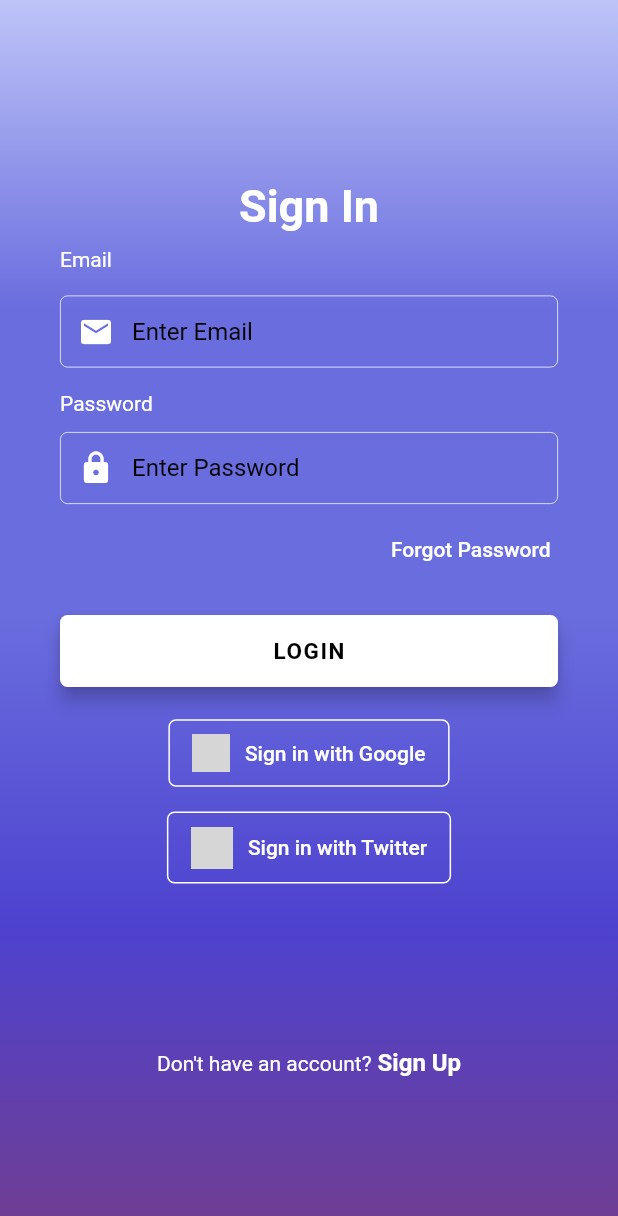
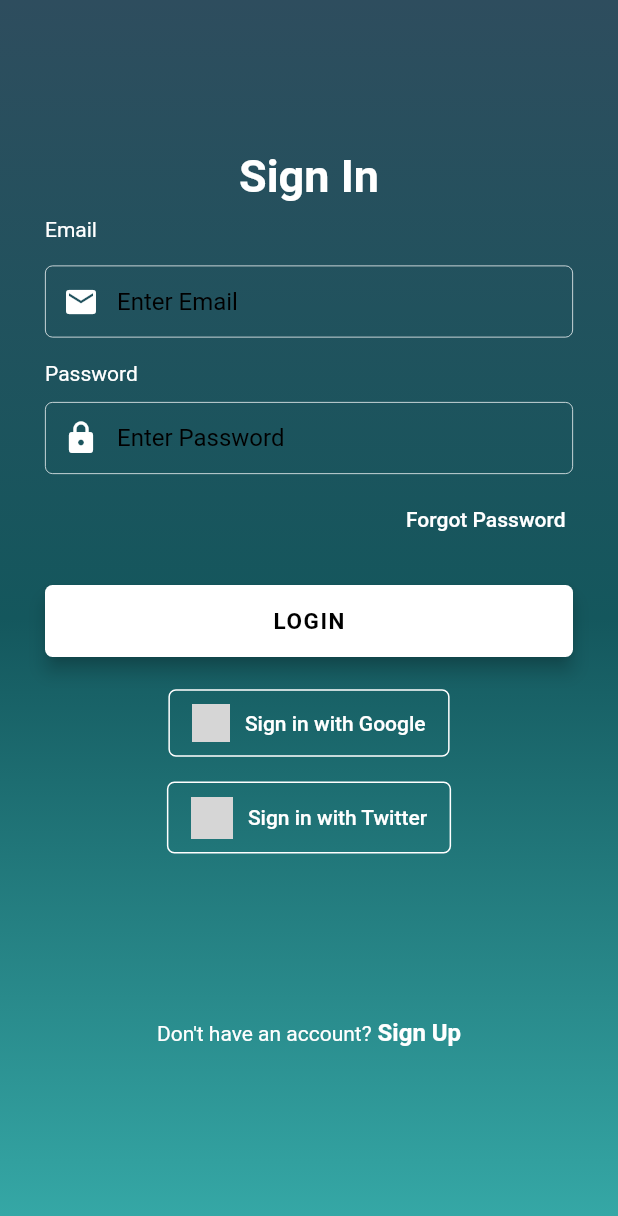
Before and after one commit to Vulfenstein/PickFlick, a Flutter app: the screen it shows after launch, on a phone screen of 412 x 824 dp. Shown: the top 1216 px of the screen. Run offline on Flutter 3.47's test engine with Material 2 defaults, Android fonts, the phone set to English and light mode, and no system bars; our stand-ins replace firebase_core, flutter_tindercard; accounts and stored records are empty; Roboto replaces fonts that are missing (Ubuntu-Regular); project files that could hold a hidden picture were left out; grey boxes are pictures that could not be loaded.

Commit message:
changed login color

```diff
--- a/lib/loginScreen.dart
+++ b/lib/loginScreen.dart
@@ -21,11 +21,25 @@ class _loginScreenState extends State<loginScreen> {
           begin: Alignment.topCenter,
           end: Alignment.bottomCenter,
           colors: [
-            Color(0xFFbec4f8),
-            Color(0xFF6a6dde),
-            Color(0xFF6a6dde),
-            Color(0xFF4d42cf),
-            Color(0xFF713d90),
+
+            //BLUE
+            // Color(0xFFbec4f8),
+            // Color(0xFF6a6dde),
+            // Color(0xFF6a6dde),
+            // Color(0xFF4d42cf),
+            // Color(0xFF713d90),
+
+            //RED
+            // Color(0xFFaf0704),
+            // Color(0xFFb62810),
+            // Color(0xFFbc3f09),
+            // Color(0xFFc58b0e),
+
+            //lightblue
+            Color(0xFF2e4d5e),
+            Color(0xFF14575d),
+            Color(0xFF36aaa8),
+
           ],
         ),
       ),
@@ -269,8 +283,8 @@ class _loginScreenState extends State<loginScreen> {
             child: SingleChildScrollView(
               physics: AlwaysScrollableScrollPhysics(),
               padding: EdgeInsets.symmetric(
-                horizontal: 40.0,
-                vertical: 120.0,
+                horizontal: 30.0,
+                vertical: 100.0,
               ),
               child: Column(
                 mainAxisAlignment: MainAxisAlignment.center,
--- a/lib/main.dart
+++ b/lib/main.dart
@@ -22,7 +22,7 @@ class _MyAppState extends State<MyApp> {
       initialRoute: '/',
       routes: {
         '/login': (context) => loginScreen(),
-        'swipeScreen': (context) => swipeScreen(),
+        '/swipeScreen': (context) => swipeScreen(),
       },
 
       title: "PickFlick",
```
